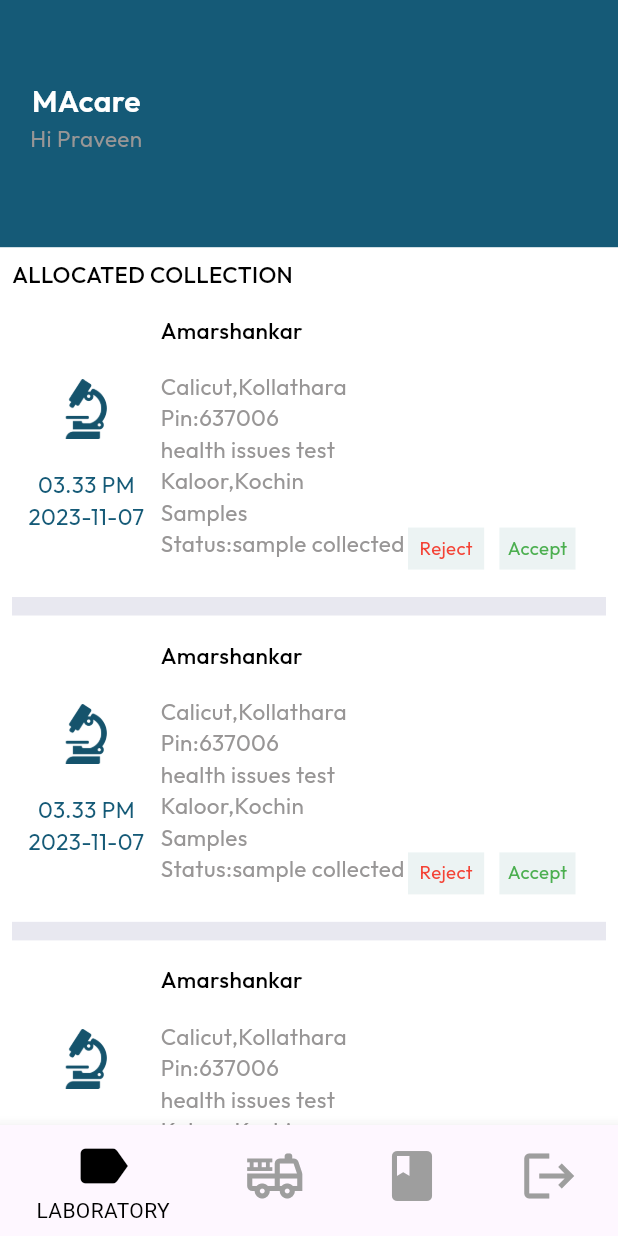
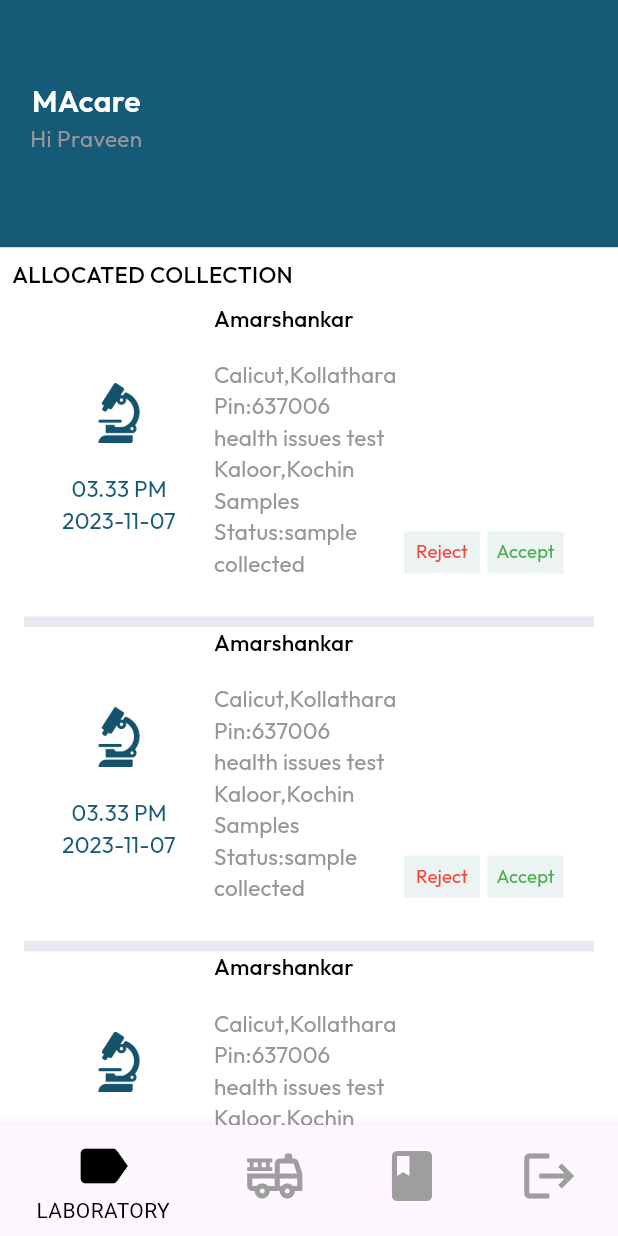
Before and after one commit to karmabe1iver/macare_agent, a Flutter app: the screen it shows after launch, on a phone screen of 412 x 824 dp. Run offline on Flutter 3.47's test engine with Material 3 defaults, Android fonts, the light colour scheme and no system bars; our stand-ins replace get, google_fonts.

Commit message:
Laboratory Accept and Reject

```diff
--- a/lib/app/modules/delivery/views/delivery_view.dart
+++ b/lib/app/modules/delivery/views/delivery_view.dart
@@ -169,7 +169,7 @@
                                                 ),
                                               ),
                                               const Expanded(
-                                                  flex: 2,
+                                                  flex: 1,
                                                   child: SizedBox()),
                                               Expanded(
                                                 flex: 5,
@@ -195,7 +195,10 @@
                                                   ),
                                                 ),
                                               ),
-
+                                              const Expanded(
+                                                  flex: 2,
+                                                  child: SizedBox()
+                                              ),
                                             ],
                                           ),
                                         ),
--- a/lib/app/modules/home/views/home_view.dart
+++ b/lib/app/modules/home/views/home_view.dart
@@ -1,8 +1,5 @@
-import 'package:flutter/cupertino.dart';
 import 'package:flutter/material.dart';
 import 'package:get/get.dart';
-import 'package:macare_agent/app/modules/history/views/history_view.dart';
-import 'package:macare_agent/app/routes/app_pages.dart';
 import 'package:macare_agent/app/utils/my_theme.dart';
 import '../controllers/home_controller.dart';
 
@@ -27,8 +24,8 @@
             controller.currentIndex.value = index;
             // controller.currentScreen.value = controller.screens[index];
           },
-          items:  [
-            const BottomNavigationBarItem(
+          items: const [
+             BottomNavigationBarItem(
                 icon: Icon(Icons.label, size: 40), label: "LABORATORY"),
              BottomNavigationBarItem(
                 icon: Icon(
--- a/lib/app/modules/laboratory/views/laboratory_view.dart
+++ b/lib/app/modules/laboratory/views/laboratory_view.dart
@@ -61,9 +61,9 @@
                 itemCount: 5,
                 itemBuilder: (BuildContext context, index) {
                   return Padding(
-                    padding: const EdgeInsets.all(8),
-                    child: GestureDetector(
-                      onTap: (){
+                    padding: const EdgeInsets.all(0),
+                    child:MaterialButton(
+                      onPressed: (){
                         if(controller.visibility[index].value == false){
                           Get.toNamed(Routes.COLLOCTIONDETAILS);
                         }
@@ -75,7 +75,7 @@
                           Row(
                             children: [
                               Expanded(
-                                flex: 3,
+                                flex: 4,
                                 child: Padding(
                                   padding: const EdgeInsets.all(8.0),
                                   child: Column(
@@ -88,7 +88,7 @@
                                                 AssetHelper.laboratoryLogo,
                                                 fit: BoxFit.fill)),
                                       ),
-                                      SizedBox(
+                                      const SizedBox(
                                         height: 20,
                                       ),
                                       Text(
@@ -106,7 +106,7 @@
                                 ),
                               ),
                               Expanded(
-                                flex: 5,
+                                flex: 4,
                                 child: Column(
                                   crossAxisAlignment: CrossAxisAlignment.start,
                                   children: [
@@ -178,8 +178,8 @@
                                                 ),
                                               ),
                                               const Expanded(
-                                                flex: 1,
-                                                  child: SizedBox()),
+                                                flex: 0,
+                                                  child: SizedBox(width: 5,)),
                                               Expanded(
                                                 flex: 5,
                                                 child: GestureDetector(
@@ -218,7 +218,7 @@
                             ],
                           ),
                           Container(
-                            height: Get.height*.015,
+                            height: 7,
                             color: MyTheme.dividerColor,
                           )
                         ],
```
Lines whose indentation alone changed are shown as unchanged.
